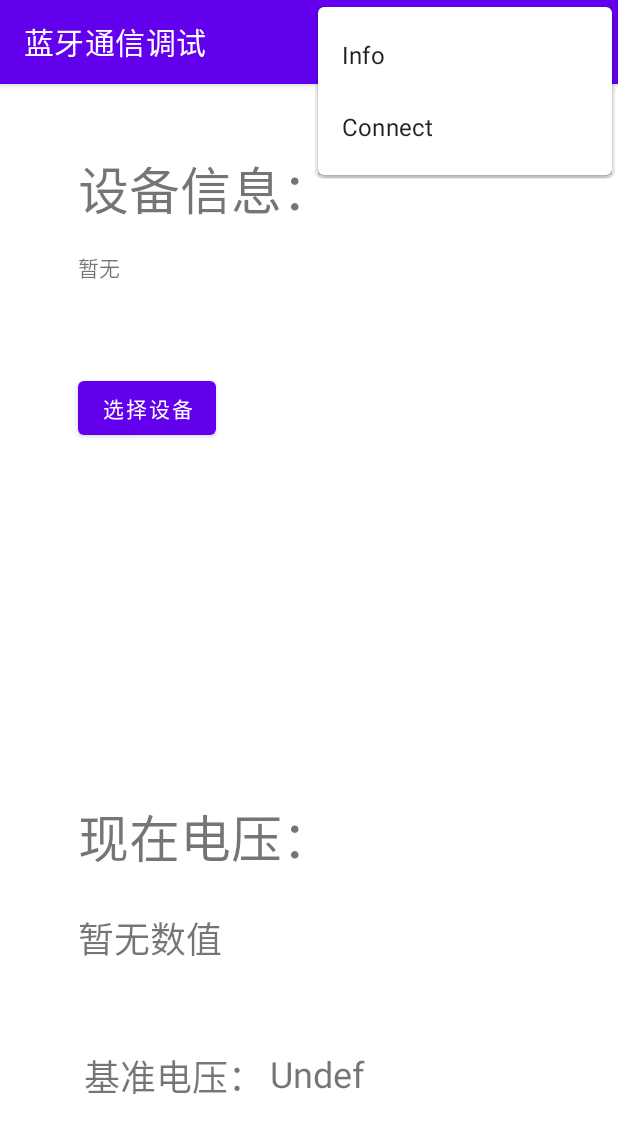
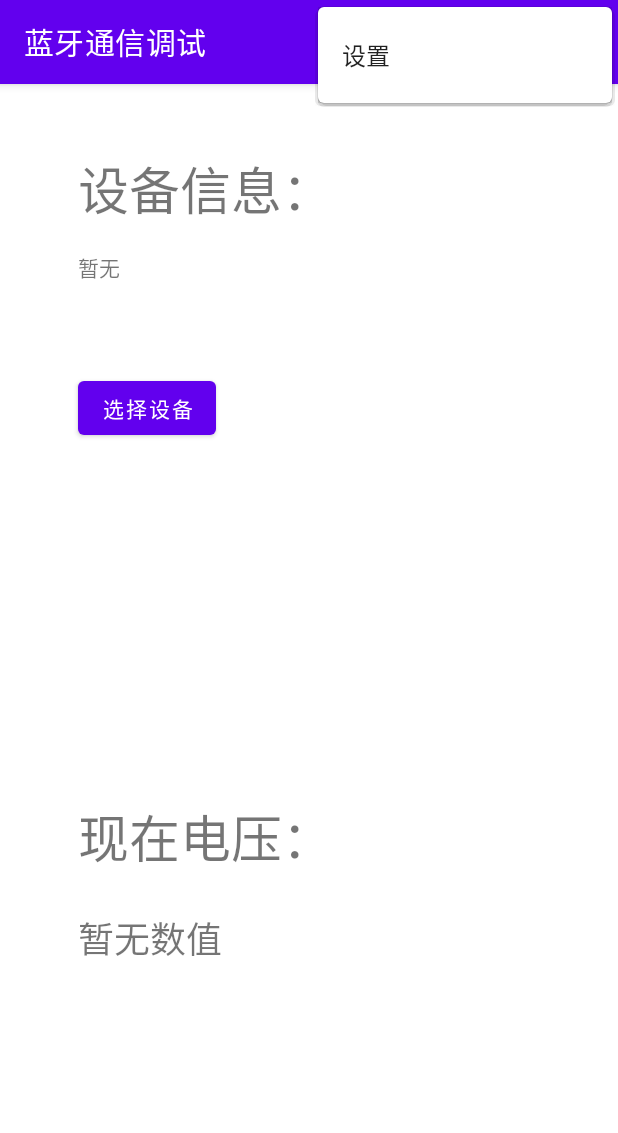
Before and after one commit to AzzyZhe/SmartPower, an Android app: the screen it shows after launch (MainActivity), with the options menu open, on a phone screen of 412 x 824 dp. Shown: the top 1133 px of the screen. Run offline under Robolectric (Android 15) with nearby library versions, the phone set to English and light mode, and no system bars.

Commit message:
基础的修改基准电压和调整电压控制

```diff
--- a/app/src/main/java/org/azzyzhe/smartpower/InitializationActivity.java
+++ b/app/src/main/java/org/azzyzhe/smartpower/InitializationActivity.java
@@ -1,24 +1,32 @@
 package org.azzyzhe.smartpower;
 import android.app.Application;
 import android.content.SharedPreferences;
+import android.util.Log;
+import android.widget.Toast;
 
 public class InitializationActivity extends Application {
-    public class MyApp extends Application {
     @Override
     public void onCreate() {
         super.onCreate();
+
+//        Toast.makeText(InitializationActivity.this, "InitActivity Run!",
+//                    Toast.LENGTH_SHORT).show();
+//        并非执行在UI线程中，所以Toast不显示
+
+        Log.i("InitializationActivity", "InitActivity Run!");
 
         // 在这里进行SharedPreferences的初始设置
         SharedPreferences sharedPreferences = getSharedPreferences("my_preferences", MODE_PRIVATE);
 
         // 检查是否是第一次启动应用
         boolean isFirstRun = sharedPreferences.getBoolean("is_first_run", true);
+//        boolean isFirstRun = true;
 
         if (isFirstRun) {
+
             // 第一次启动应用，设置初始缺省值
             SharedPreferences.Editor editor = sharedPreferences.edit();
-                editor.putString("username", "default_username");
-                editor.putInt("score", 0);
+            editor.putFloat("baseVoltage", 5.0f);
 
             // 将 isFirstRun 设置为 false，表示应用已经启动过一次
             editor.putBoolean("is_first_run", false);
@@ -27,4 +35,3 @@ public class InitializationActivity extends Application {
         }
     }
 }
-}
--- a/app/src/main/java/org/azzyzhe/smartpower/MainActivity.java
+++ b/app/src/main/java/org/azzyzhe/smartpower/MainActivity.java
@@ -4,12 +4,10 @@ package org.azzyzhe.smartpower;
 
 import androidx.annotation.NonNull;
 import androidx.appcompat.app.AppCompatActivity;
-import androidx.core.app.ActivityCompat;
 
 import android.annotation.SuppressLint;
-import android.app.Activity;
 import android.content.Intent;
-import android.content.pm.PackageManager;
+import android.content.SharedPreferences;
 import android.os.Bundle;
 import android.os.Handler;
 import android.os.Looper;
@@ -18,41 +16,43 @@ import android.util.Log;
 import android.view.Menu;
 import android.view.MenuItem;
 import android.view.View;
-import android.widget.ArrayAdapter;
 import android.widget.Button;
 import android.widget.TextView;
 import android.widget.Toast;
 
-import android.bluetooth.BluetoothAdapter;
 import android.bluetooth.BluetoothDevice;
 
 import java.io.IOException;
-import java.util.ArrayList;
-import java.util.Set;
 
 
 public class MainActivity extends AppCompatActivity {
 
-    static int cnt = 0;
 
     private BluetoothDevice _device = null;
     private Session _session = null;
 
-    static TextView edxContent = null;
-    static TextView edxContent2 = null
-    static TextView edxMessage = null;
-    static TextView txtDevice = null;
-    static Button btnSelect = null;
-    static Button btnConnect = null;
-    static Button btnSend = null;
-    static TextView baseVolt = null;
+    //这堆View和Handler原本都有static不知道
+    TextView edxContent = null;
+    TextView edxMessage = null;
+    TextView txtDevice = null;
+    Button btnSelect = null;
+    Button btnConnect = null;
+    Button btnSend = null;
 
-    static Handler _handler = null;
+    Handler _handler = null;
 
+    SharedPreferences sharedPreferences;
+
+//    int cnt = 0;
+    double baseVolt;
 
     @Override
     protected void onCreate(Bundle savedInstanceState) {
         super.onCreate(savedInstanceState);
+
+//        Toast.makeText(MainActivity.this, "MainActivity Run!",
+//                Toast.LENGTH_SHORT).show();
+
         setContentView(R.layout.activity_mainpage);
 
 
@@ -63,7 +63,9 @@ public class MainActivity extends AppCompatActivity {
         btnConnect = findViewById(R.id.button_Connect);
         btnSend = findViewById(R.id.button_Send);
 
-        baseVolt = findViewById(R.id.text_baseVoltage_disp);
+        sharedPreferences = getSharedPreferences("my_preferences", MODE_PRIVATE);
+//        double baseVolt = sharedPreferences.getFloat("baseVoltage", 5.0f);
+
 
 //        volt_display_buf = new String[];
         _handler =  new Handler(Looper.getMainLooper())
@@ -88,7 +90,8 @@ public class MainActivity extends AppCompatActivity {
                 }
                 if(pos1 + 1 < pos2)
                     volt_s = recv.substring(pos1 + 1, pos2);
-                double volt = 5.0/1024*Integer.parseInt(volt_s);
+                baseVolt = sharedPreferences.getFloat("baseVoltage", 5.0f);
+                double volt = baseVolt/1024*Integer.parseInt(volt_s);
                 String disp = String.format("%.2fV", volt);
 
                 edxMessage.setText(disp);
@@ -147,11 +150,16 @@ public class MainActivity extends AppCompatActivity {
     @Override
     public boolean onOptionsItemSelected(@NonNull MenuItem item) {
         int itemId = item.getItemId();
-        if (itemId == R.id.info_page) {
-            Toast.makeText(this, "InfoPage还没做完", Toast.LENGTH_SHORT).show();
-        } else if (itemId == R.id.change_connection) {
-            Toast.makeText(this, "Connect", Toast.LENGTH_SHORT).show();
-            Intent intent = new Intent(MainActivity.this, ConnectActivity.class);
+//        if (itemId == R.id.info_page) {
+//            Toast.makeText(this, "InfoPage还没做完", Toast.LENGTH_SHORT).show();
+//        } else if (itemId == R.id.change_Preference) {
+//            Toast.makeText(this, "Connect", Toast.LENGTH_SHORT).show();
+//            Intent intent = new Intent(MainActivity.this, ConnectActivity.class);
+//            startActivity(intent);
+//        }
+        if (itemId == R.id.change_Preference) {
+//            Toast.makeText(this, "进入设置页面", Toast.LENGTH_SHORT).show();
+            Intent intent = new Intent(MainActivity.this, PreferenceActivity.class);
             startActivity(intent);
         }
 
@@ -204,8 +212,9 @@ public class MainActivity extends AppCompatActivity {
     {
         try
         {
+            baseVolt = sharedPreferences.getFloat("baseVoltage",5.0f);
             float volt_set = Float.parseFloat(edxContent.getText().toString());
-            int volt_send = (int)(volt_set/5.0*1023);
+            int volt_send = (int)(volt_set/baseVolt*1023);
             _session.Send(String.valueOf(volt_send));
 
         } catch (IOException e)
--- a/app/src/main/res/layout/activity_mainpage.xml
+++ b/app/src/main/res/layout/activity_mainpage.xml
@@ -32,9 +32,10 @@
         android:layout_height="46dp"
         android:layout_marginTop="218dp"
         android:ems="10"
-        android:inputType="text"
         android:text="3.0"
         android:visibility="invisible"
+        android:inputType="numberDecimal"
+        android:hint="需要调整为的电压"
         app:layout_constraintStart_toStartOf="@+id/textView_3"
         app:layout_constraintTop_toTopOf="@+id/textView_3" />
 
@@ -86,26 +87,4 @@
         app:layout_constraintStart_toStartOf="@+id/textView_3"
         app:layout_constraintTop_toTopOf="@+id/textView_3" />
 
-    <TextView
-        android:id="@+id/text_baseVoltage"
-        android:layout_width="wrap_content"
-        android:layout_height="wrap_content"
-        android:layout_marginStart="4dp"
-        android:layout_marginTop="116dp"
-        android:text="基准电压："
-        android:textSize="24sp"
-        app:layout_constraintStart_toStartOf="@+id/textView_2"
-        app:layout_constraintTop_toBottomOf="@+id/textView_2" />
-
-    <TextView
-        android:id="@+id/text_baseVoltage_disp"
-        android:layout_width="wrap_content"
-        android:layout_height="wrap_content"
-        android:layout_marginStart="4dp"
-        android:layout_marginTop="116dp"
-        android:text="Undef"
-        android:textSize="24sp"
-        app:layout_constraintStart_toEndOf="@+id/text_baseVoltage"
-        app:layout_constraintTop_toBottomOf="@+id/textView_2" />
-
 </androidx.constraintlayout.widget.ConstraintLayout>
--- a/app/src/main/res/menu/main.xml
+++ b/app/src/main/res/menu/main.xml
@@ -1,9 +1,6 @@
 <?xml version="1.0" encoding="utf-8"?>
 <menu xmlns:android="http://schemas.android.com/apk/res/android">
     <item
-        android:id="@+id/info_page"
-        android:title="Info"/>
-    <item
-        android:id="@+id/change_connection"
-        android:title="Connect"/>
+        android:id="@+id/change_Preference"
+        android:title="设置" />
 </menu>
```
Also changed, not shown: app/src/main/AndroidManifest.xml (+2 -6 lines), app/src/main/java/org/azzyzhe/smartpower/ConnectActivity.java (deleted, +0 -32 lines), app/src/main/java/org/azzyzhe/smartpower/PreferenceActivity.java (added, +89 -0 lines), app/src/main/res/layout/activity_connectpage.xml (deleted, +0 -18 lines), app/src/main/res/layout/activity_preferencepage.xml (added, +54 -0 lines). Lines whose indentation alone changed are shown as unchanged.
